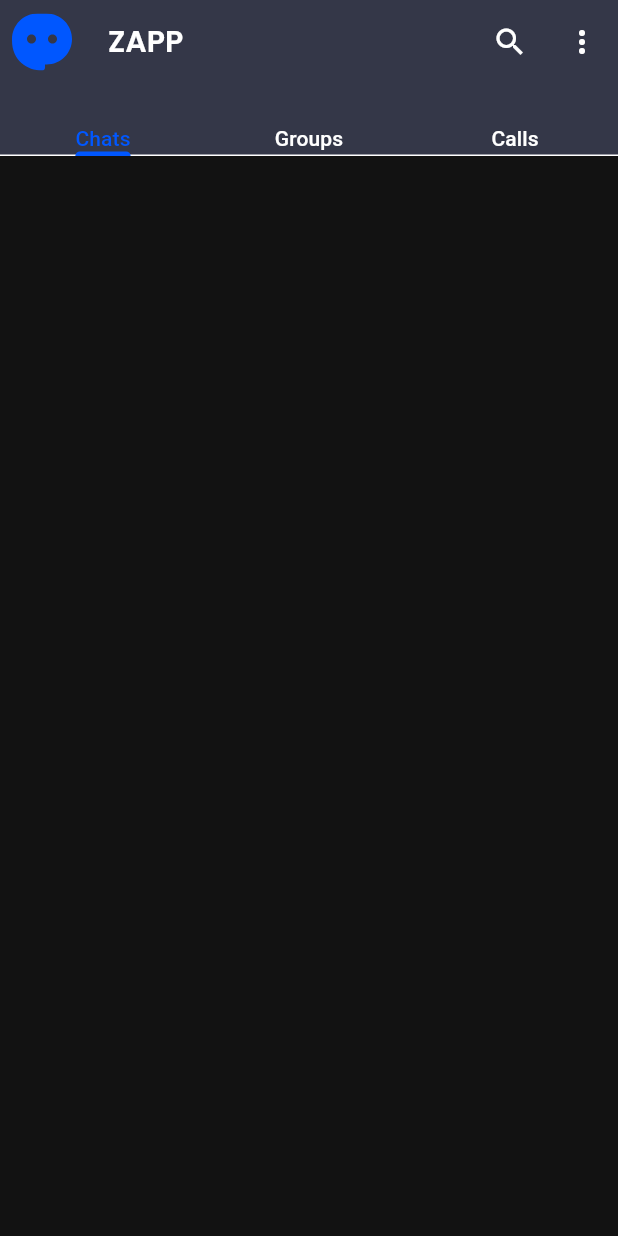
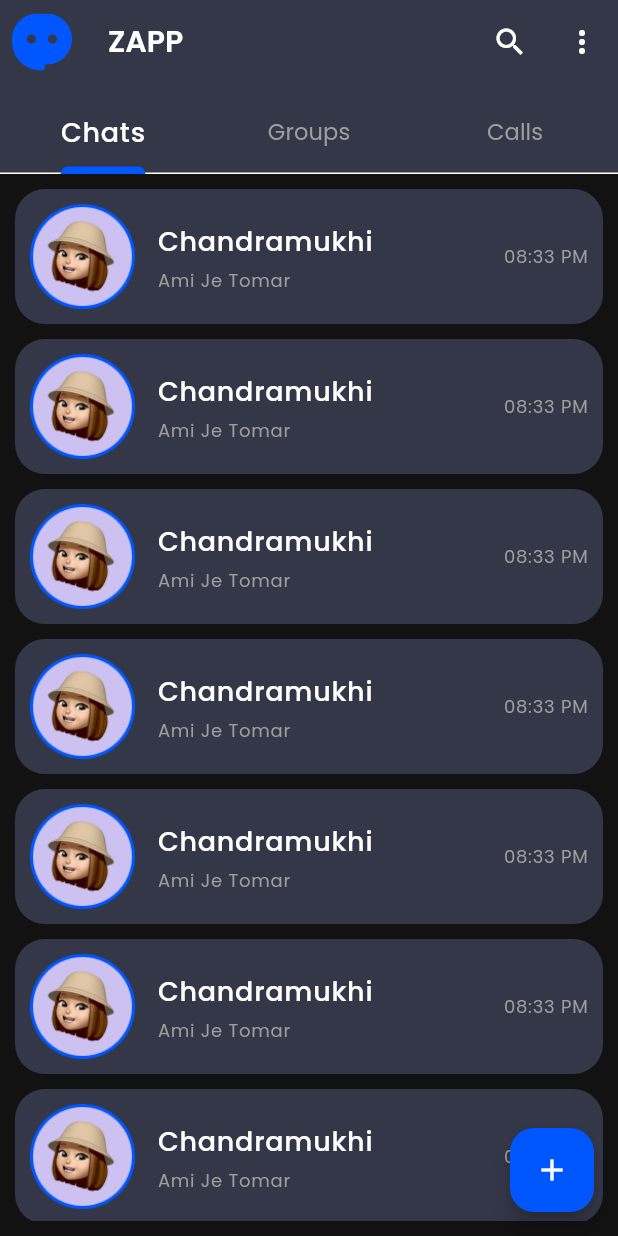
Before and after one commit to YashSah/ZAPP, a Flutter app: the screen it shows after launch, on a phone screen of 412 x 824 dp. Run offline on Flutter 3.47's test engine with Material 3 defaults, Android fonts, the phone set to English and light mode, and no system bars; our stand-ins replace flutter_svg, get, shimmer, slide_to_act.

Commit message:
Chat Tiles implemented

```diff
--- a/lib/Pages/HomePage/HomePage.dart
+++ b/lib/Pages/HomePage/HomePage.dart
@@ -1,6 +1,8 @@
 import 'package:flutter/material.dart';
 import 'package:flutter_svg/flutter_svg.dart';
 import 'package:zapp/Config/Images.dart';
+import 'package:zapp/Pages/HomePage/Widgets/ChatsList.dart';
+import 'package:zapp/Pages/HomePage/Widgets/TabBar.dart';
 
 import '../../Config/Strings.dart';
 
@@ -43,21 +45,43 @@ class _HomePageState extends State<HomePage> with TickerProviderStateMixin{
             ),
           ),
         ],
+        bottom: myTabBar(tabController, context),
+      ),
 
-        bottom: TabBar(
+      floatingActionButton: FloatingActionButton(
+        onPressed: () {
+
+        },
+        backgroundColor: Theme.of(context).colorScheme.primary,
+        child: Icon(
+          Icons.add,
+          color: Theme.of(context).colorScheme.onBackground,
+        ),
+      ),
+
+      body: Padding(
+        padding: const EdgeInsets.all(10),
+        child: TabBarView(
           controller: tabController,
-          tabs: [
-            Text("Chats"),
-            Text("Groups"),
-            Text("Calls"),
+          children: [
+            ChatsList(),
+            ListView(
+              children: [
+                ListTile(
+                  title: Text("Name Yash"),
+                )
+              ],
+            ),
+            ListView(
+              children: [
+                ListTile(
+                  title: Text("Name Yash"),
+                )
+              ],
+            ),
           ],
         ),
-      ),
-      body: Column(
-        children: [
-
-        ],
-      ),
+      )
     );
   }
 }
--- /dev/null
+++ b/lib/Pages/HomePage/Widgets/ChatTile.dart
@@ -0,0 +1,51 @@
+import 'package:flutter/material.dart';
+
+import '../../../Config/Images.dart';
+
+class ChatTile extends StatelessWidget {
+  const ChatTile({super.key});
+
+  @override
+  Widget build(BuildContext context) {
+    return Container(
+      margin: EdgeInsets.only(bottom: 10),
+      padding: EdgeInsets.all(10),
+      decoration: BoxDecoration(
+        borderRadius: BorderRadius.circular(20),
+        color: Theme.of(context).colorScheme.primaryContainer,
+      ),
+      child: Row(
+        mainAxisAlignment: MainAxisAlignment.spaceBetween,
+        children: [
+          Row(
+            children: [
+              Image.asset(
+                AssetsImage.girlPic,
+                width: 70,
+              ),
+              SizedBox(width: 15,),
+              Column(
+                crossAxisAlignment: CrossAxisAlignment.start,
+                children: [
+                  Text(
+                    "Chandramukhi",
+                    style: Theme.of(context).textTheme.bodyLarge,
+                  ),
+                  SizedBox(height: 5,),
+                  Text(
+                    "Ami Je Tomar",
+                    style: Theme.of(context).textTheme.labelMedium,
+                  ),
+                ],
+              ),
+            ],
+          ),
+          Text(
+            "08:33 PM",
+            style: Theme.of(context).textTheme.labelMedium,
+          ),
+        ],
+      ),
+    );
+  }
+}
--- /dev/null
+++ b/lib/Pages/HomePage/Widgets/ChatsList.dart
@@ -0,0 +1,22 @@
+import 'package:flutter/material.dart';
+import 'package:zapp/Config/Images.dart';
+import 'package:zapp/Pages/HomePage/Widgets/ChatTile.dart';
+
+class ChatsList extends StatelessWidget {
+  const ChatsList({super.key});
+
+  @override
+  Widget build(BuildContext context) {
+    return ListView(
+      children: [
+        ChatTile(),
+        ChatTile(),
+        ChatTile(),
+        ChatTile(),
+        ChatTile(),
+        ChatTile(),
+        ChatTile(),
+      ],
+    );
+  }
+}
--- /dev/null
+++ b/lib/Pages/HomePage/Widgets/TabBar.dart
@@ -0,0 +1,25 @@
+import "package:flutter/material.dart";
+
+myTabBar(TabController tabController, BuildContext context) {
+  return PreferredSize(
+    preferredSize: Size.fromHeight(60),
+    child: TabBar(
+      controller: tabController,
+      indicatorWeight: 5,
+      indicatorSize: TabBarIndicatorSize.label,
+      labelStyle: Theme.of(context).textTheme.bodyLarge,
+      unselectedLabelStyle: Theme.of(context).textTheme.labelLarge,
+      tabs: const [
+        Tab(
+          text: "Chats",
+        ),
+        Tab(
+          text: "Groups",
+        ),
+        Tab(
+          text: "Calls",
+        ),
+      ],
+    ),
+  );
+}
```
